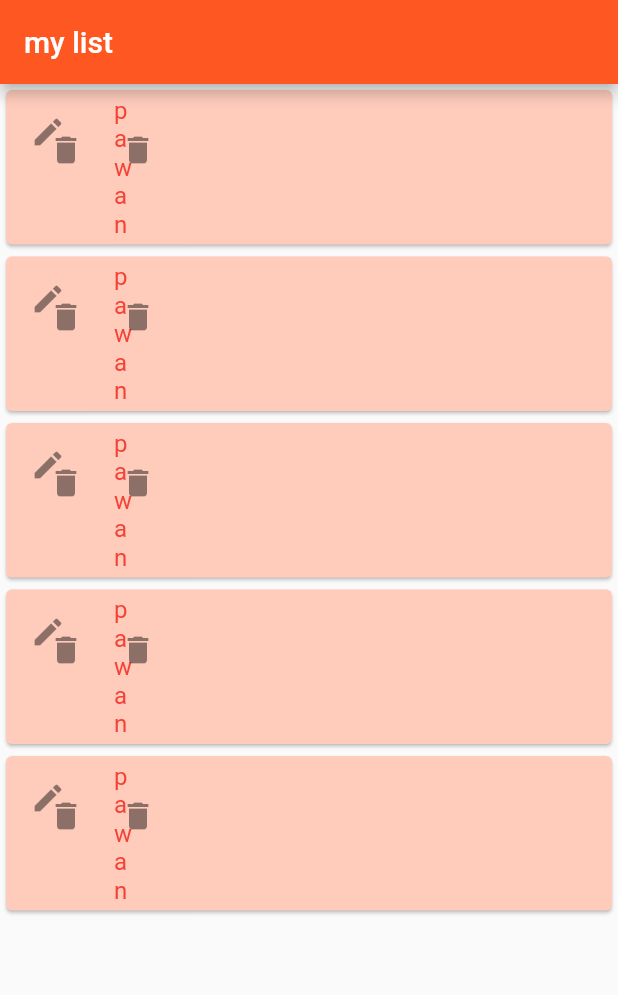
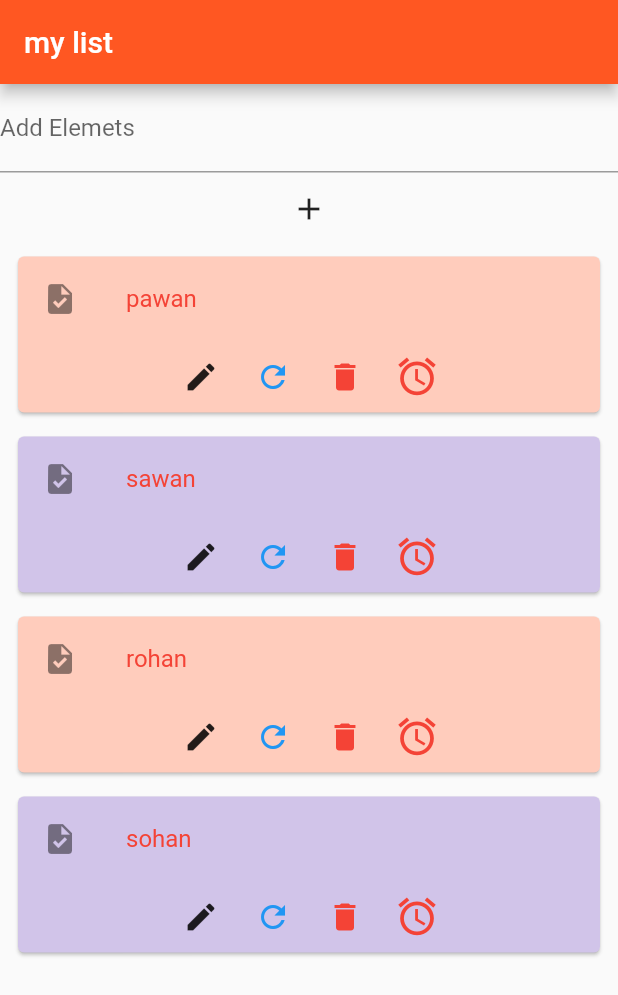
Before and after one commit to PK-PawanKumar/flutter_project, a Flutter app: the screen it shows after launch, on a phone screen of 412 x 824 dp. Shown: the top 995 px of the screen. Run offline on Flutter 3.47's test engine with Material 2 defaults, Android fonts, the phone set to English and light mode, and no system bars.

Commit message:
Chapter-9 end

```diff
--- a/lib/home_screen.dart
+++ b/lib/home_screen.dart
@@ -8,53 +8,126 @@ class HomePage extends StatefulWidget {
 }
 
 class _HomePageState extends State<HomePage> {
-   String message = 'pawan';
+  final message = ['pawan', 'sawan', 'rohan', 'sohan'];
+  final message2 = ['pawan', 'sawan', 'rohan', 'sohan'];
+  final messagecontroller = TextEditingController();
+  // ignore: prefer_final_fields
+  var _iconColor = Colors.red;
 
-  // ignore: unused_field
-  final List _mylist = <String>[];
+  void addItemToList() {
+    setState(() {
+      message.insert(0, messagecontroller.text);
+      message2.insert(0, messagecontroller.text);
+    });
+  }
+
+
+
+
+  // List _mylist = <String>[];
   @override
   Widget build(BuildContext context) {
     return Scaffold(
       appBar: AppBar(
         title: const Text("my list"),
       ),
-      body: ListView.builder(
-        itemCount: 5,
+      body: Column(
+        children: [
+          TextField(
+            controller: messagecontroller,
+            decoration: InputDecoration(
+                labelText: "Add Elemets", hintText: "Enter Element Details"),
+          ),
+          IconButton(
+            onPressed: () {
+              addItemToList();
+            },
+            icon: const Icon(Icons.add),
+          ),
+          Expanded(
+            child: ListView.builder(
+              itemCount: message.length,
               itemBuilder: (context, index) {
-          return Card(
-            color: Colors.deepOrange[100],
-            child: ListTile(
-              leading: const Icon(Icons.edit),
+                return Padding(
+                  padding: const EdgeInsets.symmetric(horizontal: 8,vertical: 4),
+                  child: Card(
+
+                    color: (index % 2 == 0)
+                        ? Colors.deepOrange[100]
+                        : Colors.deepPurple[100],
+                    child: Column(
+                      children: [
+                        ListTile(
+                          leading: const Icon(Icons.task),
                           title: Text(
-                message,
-                style: const TextStyle(
+                            message[index],
+                            style: TextStyle(
                               color: Colors.red,
                             ),
                           ),
-              trailing: Row(
+                        ),
+                        Container(
+                          child: Row(
+                            mainAxisAlignment: MainAxisAlignment.center,
                             children: [
                               IconButton(
                                   onPressed: () {
                                     setState(() {
-                        message = 'deleated';
+                                      // message[index] = 'deleated';
                                     });
                                   },
-                    icon: const Icon(Icons.delete),
+                                  icon: const Icon(Icons.edit)),
+                              IconButton(
+                                  onPressed: () {
+                                    setState(() {
+                                      message[index] = message2[index];
+                                    });
+                                  },
+                                  icon: const Icon(Icons.refresh,
+                                      color: Colors.blue)),
+                              IconButton(
+                                onPressed: () {
+                                  setState(() {
+                                    message[index] = 'deleted';
+                                  });
+                                },
+                                icon: const Icon(Icons.delete, color: Colors.red),
                               ),
                               IconButton(
                                 onPressed: () {
                                   setState(() {
-                        message = 'deleated';
+                                    if(_iconColor == Colors.red) {
+                                      _iconColor = Colors.green;
+                                    } else{
+                                          _iconColor = Colors.red;
+                                        }
                                   });
                                 },
-                    icon: const Icon(Icons.delete),
+                                icon: Icon(Icons.alarm,
+                                color: _iconColor,
+                                size: 30,),
                               ),
+                            ],
+                          ),
+                        )
                       ],
                     ),
                   ),
                 );
               },
             ),
+          ),
+        ],
+      ),
+      // floatingActionButton: FloatingActionButton(
+      //   child: const Icon(Icons.add),
+      //   onPressed: () {
+      //     setState(() {
+      //       message.insert(message.length++, 'hello');
+      //       message2.insert(message.length++, 'hello');
+      //     });
+      //   },
+      // ),
     );
   }
 }
--- a/lib/main.dart
+++ b/lib/main.dart
@@ -12,7 +12,7 @@ class MyApp extends StatelessWidget {
   Widget build(BuildContext context) {
     return MaterialApp(
           title: "MYAPP",
-          home: const HomePage(),
+          home: HomePage(),
           theme: ThemeData(
             primarySwatch: Colors.deepOrange,
             brightness: Brightness.light,
```
Lines whose indentation alone changed are shown as unchanged.
